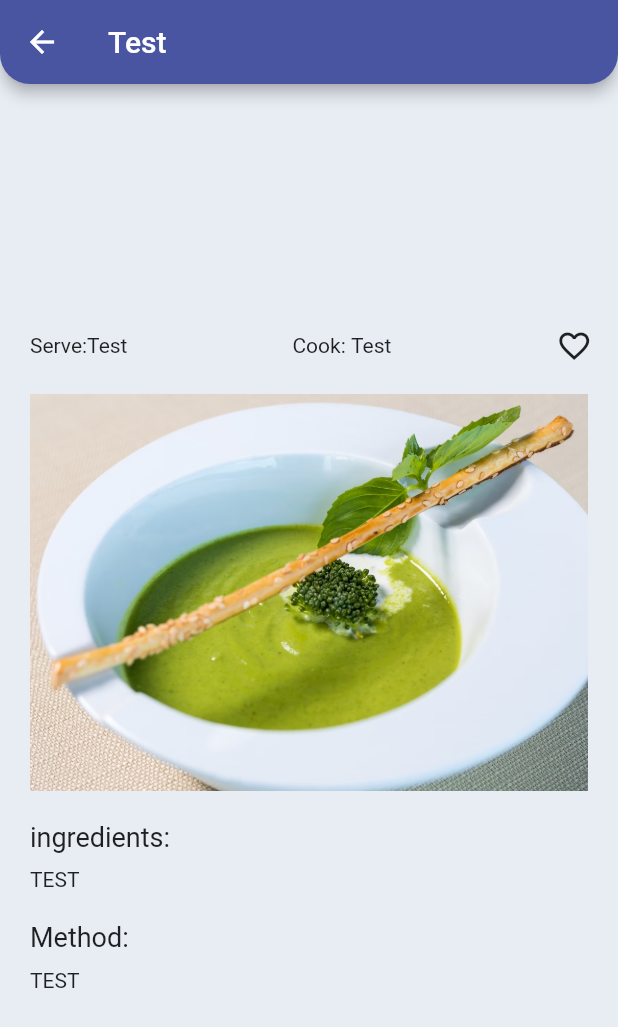
After one commit to Ladan-Rajabian/my-project, a Flutter app: the MyRecipes screen opened directly, after a tap on "Test", on a phone screen of 412 x 824 dp. The commit adds this screen. Shown: the top 1027 px of the screen. Run offline on Flutter 3.47's test engine with Material 2 defaults, Android fonts, the phone set to English and light mode, and no system bars; our stand-ins replace flutter_heatmap_calendar, gap.

Commit message:
recepies card added

```diff
--- a/lib/home/home_page.dart
+++ b/lib/home/home_page.dart
@@ -1,4 +1,5 @@
 import 'package:flutter/material.dart';
+import 'package:flutter_untiteld/recipes/recipes.dart';
 import 'package:flutter_untiteld/sport/sport.dart';
 import 'package:flutter_untiteld/water/water_reminder.dart';
 import 'package:gap/gap.dart';
@@ -28,7 +29,8 @@ class HomeWidget extends StatelessWidget {
                 child: Stack(
                   alignment: Alignment.center,
                   children: [
-                    Container(
+                    InkWell(
+                      child: Container(
                         decoration: BoxDecoration(
                           borderRadius: BorderRadius.circular(30),
                           gradient: const LinearGradient(
@@ -42,6 +44,14 @@ class HomeWidget extends StatelessWidget {
                         ),
                         height: 153,
                         width: 350,
+                      ),
+                            onTap: () {
+                      Navigator.push(
+                          context,
+                          MaterialPageRoute(
+                            builder: (context) => const MyRecipes(),
+                          ));
+                    },
                     ),
                     Align(
                       alignment: Alignment.topLeft,
--- /dev/null
+++ b/lib/recipes/every_single_recipe.dart
@@ -0,0 +1,87 @@
+import 'package:flutter/material.dart';
+import 'package:gap/gap.dart';
+
+class HealthyRecipeWidget extends StatefulWidget {
+  final String description;
+  final String imagePath;
+  final String appbar;
+  final String serve;
+  final String cookTime;
+  final String ingredients;
+  final String method;
+
+  const HealthyRecipeWidget(
+      {super.key,
+      required this.description,
+      required this.imagePath,
+      required this.appbar,
+      required this.serve,
+      required this.cookTime,
+      required this.ingredients,
+      required this.method});
+
+  @override
+  State<HealthyRecipeWidget> createState() => _HealthyRecipeWidgetState();
+}
+
+class _HealthyRecipeWidgetState extends State<HealthyRecipeWidget> {
+  @override
+  Widget build(BuildContext context) {
+    return Scaffold(
+        backgroundColor: const Color.fromARGB(255, 232, 237, 244),
+        appBar: AppBar(
+          title: Text(widget.appbar),
+        ),
+        body: Padding(
+            padding: const EdgeInsets.all(20),
+            child: Center(
+              child: SingleChildScrollView(
+                child: Column(
+                  children: [
+                    Row(
+                      children: [
+                        const Text('Serve:'),
+                        Text(widget.serve),
+                        const Gap(110),
+                        const Text('Cook: '),
+                        Text(widget.cookTime),
+                        const Gap(110),
+                        const Icon(Icons.favorite_outline_outlined)
+                      ],
+                    ),
+                    const Gap(20),
+                    Image(image: AssetImage(widget.imagePath)),
+                    const Gap(20),
+                    const Align(
+                      alignment: Alignment.topLeft,
+                      child: Text('ingredients:',
+                          style: TextStyle(
+                            fontSize: 18,
+                            fontWeight: FontWeight.w400,
+                          )),
+                    ),
+                    const Gap(10),
+                    Align(
+                        alignment: Alignment.topLeft,
+                        child: Text(widget.ingredients)),
+                    const Gap(20),
+                    const Align(
+                      alignment: Alignment.topLeft,
+                      child: Text(
+                        'Method:',
+                        style: TextStyle(
+                          fontSize: 18,
+                          fontWeight: FontWeight.w400,
+                        ),
+                      ),
+                    ),
+                    const Gap(10),
+                    Align(
+                        alignment: Alignment.topLeft,
+                        child: Text(widget.method)),
+                  ],
+                ),
+              ),
+            )));
+  }
+}
--- /dev/null
+++ b/lib/recipes/recipes.dart
@@ -0,0 +1,49 @@
+import 'package:flutter/material.dart';
+import 'package:flutter_untiteld/widgets/healthy_recipes_card.dart';
+import 'package:gap/gap.dart';
+
+class MyRecipes extends StatefulWidget {
+  const MyRecipes({super.key});
+
+  @override
+  State<MyRecipes> createState() => _MyRecipesState();
+}
+
+class _MyRecipesState extends State<MyRecipes> {
+  @override
+  Widget build(BuildContext context) {
+    return Scaffold(
+      appBar: AppBar(
+        title: const Text('Recipes'),
+      ),
+      backgroundColor: const Color.fromARGB(255, 232, 237, 244),
+      body: Padding(
+          padding: const EdgeInsets.all(8.0),
+          child: ListView(
+            children: const [
+              Column(children: [
+                Gap(20),
+                HealthyRecipesCard(
+                    imagePath: 'assets/recipes/Broccoli soup.png',
+                    description: 'Creamy Broccoli Soup',
+                    appbar: 'Broccoli soup',
+                    cookTime: '45min',
+                    ingredients:
+                        ' - 2 Tablespoon Butter \n - 1 Tablespoon Olive oil \n',
+                    method: 'methode',
+                    serve: 'serve'),
+                Gap(20),
+                HealthyRecipesCard(
+                    imagePath: 'assets/recipes/Broccoli soup.png',
+                    description: 'Test',
+                    appbar: 'Test',
+                    cookTime: 'Test',
+                    ingredients: 'TEST',
+                    method: 'TEST',
+                    serve: 'Test'),
+              ]),
+            ],
+          )),
+    );
+  }
+}
--- /dev/null
+++ b/lib/widgets/healthy_recipes_card.dart
@@ -0,0 +1,95 @@
+import 'package:flutter/material.dart';
+import 'package:flutter_untiteld/recipes/every_single_recipe.dart';
+
+class HealthyRecipesCard extends StatefulWidget {
+  final String imagePath;
+  final String description;
+//for recipe
+  final String appbar;
+  final String serve;
+  final String cookTime;
+  final String ingredients;
+  final String method;
+
+  const HealthyRecipesCard(
+      {super.key,
+      required this.imagePath,
+      required this.description,
+      required this.appbar,
+      required this.serve,
+      required this.cookTime,
+      required this.ingredients,
+      required this.method});
+
+  @override
+  State<HealthyRecipesCard> createState() => _HealthyRecipesCardState();
+}
+
+class _HealthyRecipesCardState extends State<HealthyRecipesCard> {
+  @override
+  Widget build(BuildContext context) {
+    return InkWell(
+      child: Stack(
+        alignment: Alignment.center,
+        children: [
+          Container(
+            decoration: BoxDecoration(
+              borderRadius: BorderRadius.circular(30),
+              gradient: LinearGradient(
+                colors: [
+                  const Color.fromRGBO(160, 191, 224, 1).withOpacity(0.60),
+                  const Color.fromRGBO(197, 223, 248, 1),
+                ],
+                begin: Alignment.topLeft,
+                end: Alignment.bottomRight,
+              ),
+            ),
+            height: 153,
+            width: 350,
+          ),
+          Align(
+            alignment: Alignment.centerLeft,
+            child: Container(
+                margin: const EdgeInsets.only(left: 60),
+                height: 100,
+                width: 100,
+                decoration: BoxDecoration(
+                    image: DecorationImage(
+                        image: AssetImage(widget.imagePath), fit: BoxFit.fill),
+                    color: Colors.black)),
+          ),
+          Container(
+            alignment: Alignment.center,
+            height: 100,
+            width: 100,
+            margin: const EdgeInsets.only(left: 140),
+            child: Text(
+              widget.description,
+              style: const TextStyle(
+                fontSize: 20,
+                fontWeight: FontWeight.w500,
+              ),
+            ),
+          ),
+          const Align(
+            alignment: Alignment.topRight,
+            child: Icon(Icons.favorite_border_outlined),
+          ),
+        ],
+      ),
+      onTap: () {
+        Navigator.push(
+            context,
+            MaterialPageRoute(
+                builder: (context) => HealthyRecipeWidget(
+                    description: widget.description,
+                    imagePath: widget.imagePath,
+                    appbar: widget.appbar,
+                    serve: widget.serve,
+                    cookTime: widget.cookTime,
+                    ingredients: widget.ingredients,
+                    method: widget.method)));
+      },
+    );
+  }
+}
```
Also changed, not shown: lib/widgets/healthy_inkwell.dart (+4 -3 lines). Lines whose indentation alone changed are shown as unchanged.
